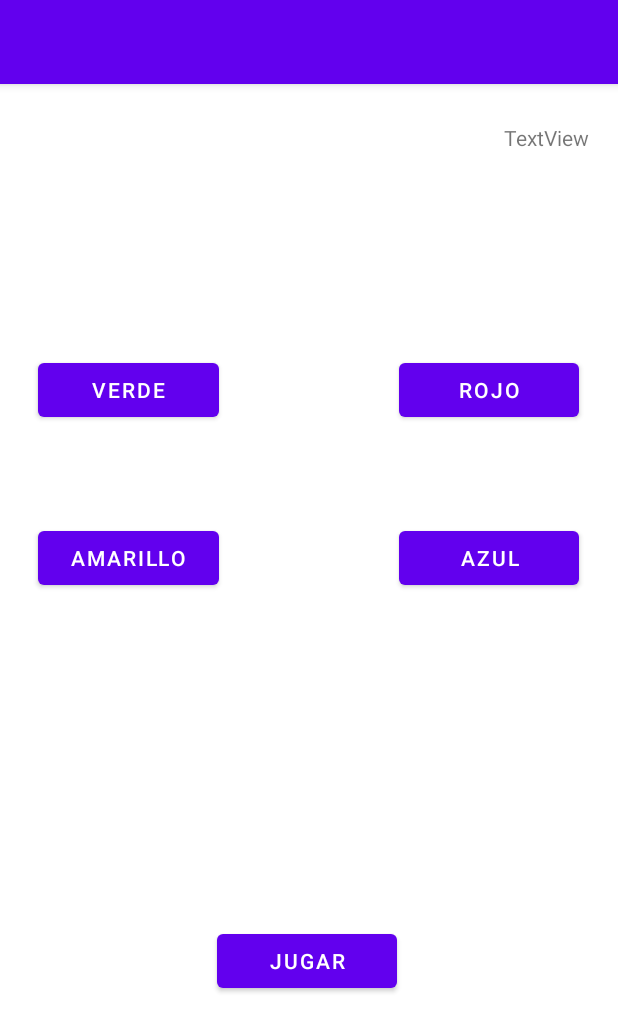
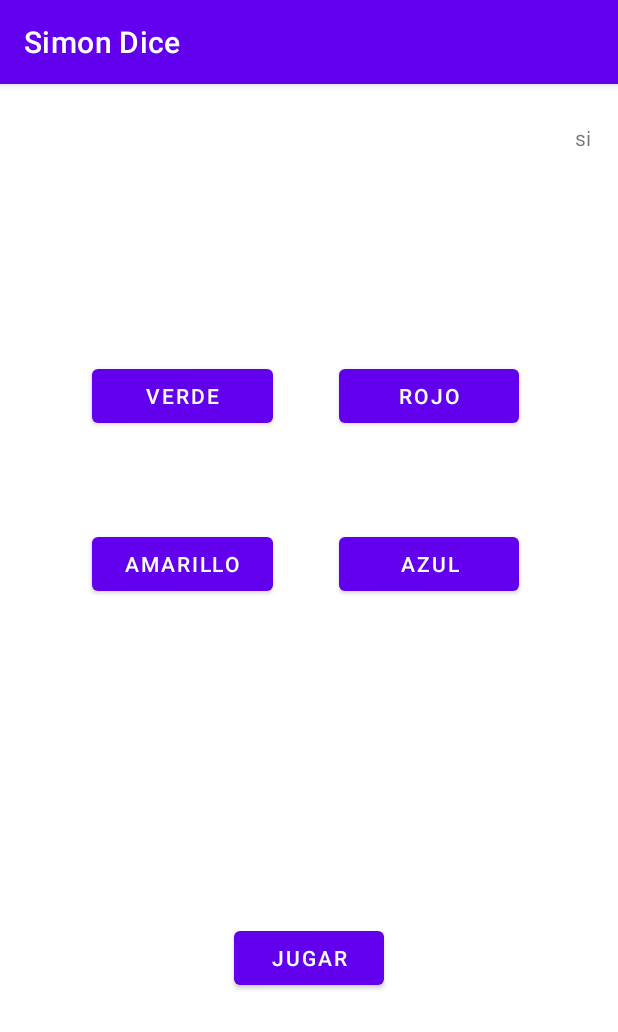
Before and after one commit to bmartinezparedes/SimonDice, an Android app: the screen it shows after launch (MainActivity), on a phone screen of 412 x 824 dp. Shown: the top 1032 px of the screen. Run offline under Robolectric (Android 15) with nearby library versions, the phone set to English and light mode, and no system bars.

Commit message:
Correccion de errores

```diff
--- a/app/src/main/java/Braiskiskos/simondice/MainActivity.kt
+++ b/app/src/main/java/Braiskiskos/simondice/MainActivity.kt
@@ -22,6 +22,7 @@ class MainActivity : AppCompatActivity() {
 
 
     }
+
     private fun mostrarRoonda(){
         Log.i("Estado","Mostrar Numero de Rondas")
     }
--- a/app/src/main/res/layout/activity_main.xml
+++ b/app/src/main/res/layout/activity_main.xml
@@ -10,20 +10,19 @@
         android:id="@+id/bVerde"
         android:layout_width="0dp"
         android:layout_height="wrap_content"
-        android:layout_marginStart="25dp"
-        android:layout_marginEnd="120dp"
+        android:layout_marginStart="61dp"
+        android:layout_marginEnd="44dp"
         android:text="@string/bVerde"
-        app:layout_constraintBottom_toBottomOf="@+id/bRojo"
+        app:layout_constraintBaseline_toBaselineOf="@+id/bRojo"
         app:layout_constraintEnd_toStartOf="@+id/bRojo"
-        app:layout_constraintStart_toStartOf="parent"
-        app:layout_constraintTop_toTopOf="@+id/bRojo" />
+        app:layout_constraintStart_toStartOf="parent" />
 
     <Button
         android:id="@+id/bRojo"
         android:layout_width="0dp"
         android:layout_height="wrap_content"
-        android:layout_marginTop="180dp"
-        android:layout_marginEnd="26dp"
+        android:layout_marginTop="184dp"
+        android:layout_marginEnd="66dp"
         android:text="@string/bRojo"
         app:layout_constraintEnd_toEndOf="parent"
         app:layout_constraintStart_toEndOf="@+id/bVerde"
@@ -33,20 +32,19 @@
         android:id="@+id/bAmarillo"
         android:layout_width="0dp"
         android:layout_height="wrap_content"
-        android:layout_marginStart="25dp"
-        android:layout_marginTop="64dp"
-        android:layout_marginEnd="120dp"
+        android:layout_marginStart="61dp"
+        android:layout_marginEnd="44dp"
         android:text="@string/bAmarillo"
+        app:layout_constraintBaseline_toBaselineOf="@+id/bAzul"
         app:layout_constraintEnd_toStartOf="@+id/bAzul"
-        app:layout_constraintStart_toStartOf="parent"
-        app:layout_constraintTop_toBottomOf="@+id/bVerde" />
+        app:layout_constraintStart_toStartOf="parent" />
 
     <Button
         android:id="@+id/bAzul"
         android:layout_width="0dp"
         android:layout_height="wrap_content"
         android:layout_marginTop="64dp"
-        android:layout_marginEnd="26dp"
+        android:layout_marginEnd="66dp"
         android:text="@string/bAzul"
         app:layout_constraintEnd_toEndOf="parent"
         app:layout_constraintStart_toEndOf="@+id/bAmarillo"
@@ -54,36 +52,36 @@
 
     <Button
         android:id="@+id/bJugar"
-        android:layout_width="0dp"
+        android:layout_width="100dp"
         android:layout_height="wrap_content"
-        android:layout_marginBottom="159dp"
+        android:layout_marginBottom="161dp"
         android:text="@string/bJugar"
         app:layout_constraintBottom_toBottomOf="parent"
-        app:layout_constraintEnd_toStartOf="@+id/guideline3"
-        app:layout_constraintStart_toStartOf="@+id/guideline2" />
+        app:layout_constraintEnd_toEndOf="parent"
+        app:layout_constraintStart_toStartOf="parent" />
 
     <TextView
         android:id="@+id/numeroRonda"
         android:layout_width="wrap_content"
         android:layout_height="wrap_content"
         android:layout_marginTop="26dp"
-        android:layout_marginEnd="19dp"
-        android:text="TextView"
+        android:layout_marginEnd="18dp"
+        android:text="si"
         app:layout_constraintEnd_toEndOf="parent"
         app:layout_constraintTop_toTopOf="parent" />
 
     <androidx.constraintlayout.widget.Guideline
-        android:id="@+id/guideline2"
+        android:id="@+id/guideline8"
         android:layout_width="wrap_content"
         android:layout_height="wrap_content"
         android:orientation="vertical"
-        app:layout_constraintGuide_begin="145dp" />
+        app:layout_constraintGuide_begin="183dp" />
 
     <androidx.constraintlayout.widget.Guideline
-        android:id="@+id/guideline3"
+        android:id="@+id/guideline9"
         android:layout_width="wrap_content"
         android:layout_height="wrap_content"
         android:orientation="vertical"
-        app:layout_constraintGuide_begin="265dp" />
+        app:layout_constraintGuide_begin="227dp" />
 
 </androidx.constraintlayout.widget.ConstraintLayout>
--- a/app/src/main/res/values/strings.xml
+++ b/app/src/main/res/values/strings.xml
@@ -1,5 +1,5 @@
 <resources>
-    <string name="tituloJuego">Simon Dice</string>
+    <string name="app_name">Simon Dice</string>
     <string name="bJugar">Jugar</string>
     <string name="bAmarillo">Amarillo</string>
     <string name="bAzul">Azul</string>
```
